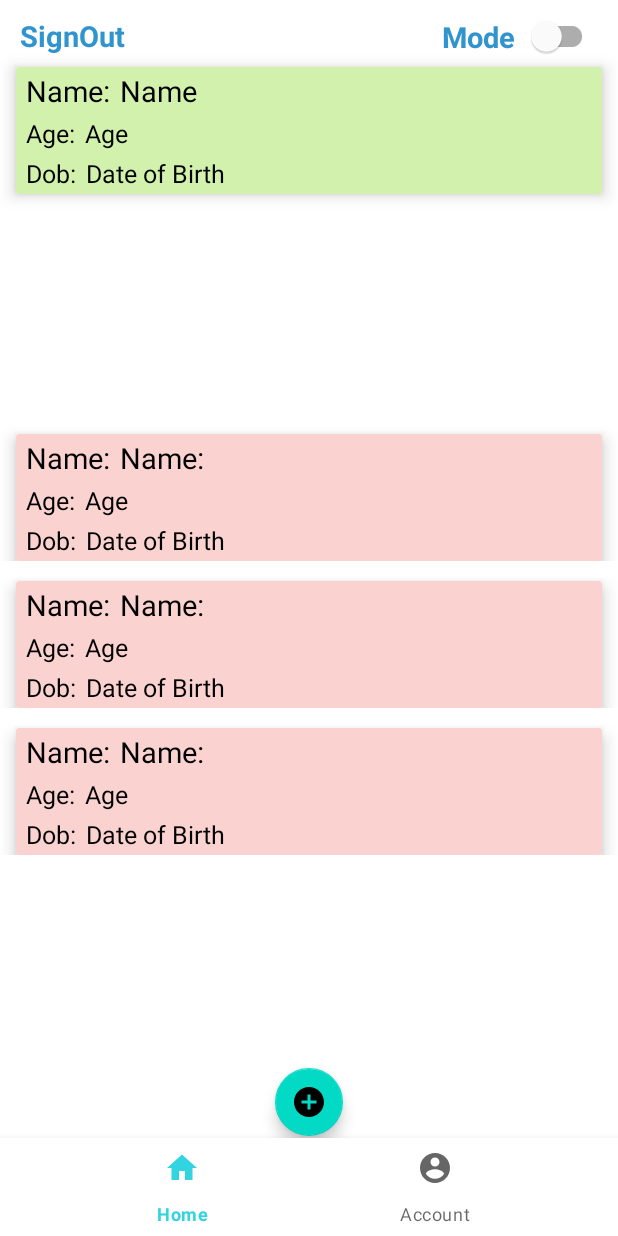
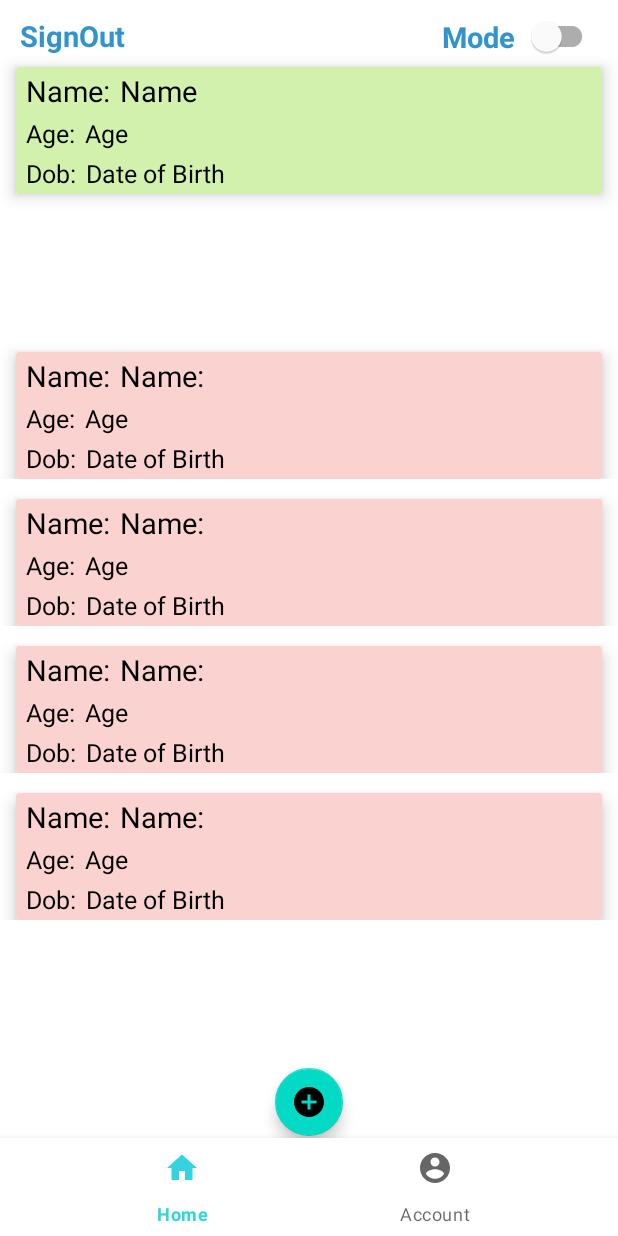
Before and after one commit to Pratik-Dhage/Task_App_In_Kotlin, an Android app: the layout activity_main.xml on its own in the app's theme, with its tools: preview values and no code run, on a phone screen of 412 x 824 dp. Run offline under Robolectric (Android 15) with nearby library versions, the phone set to English and light mode, and no system bars.

Commit message:
App working fine , minor changes done

```diff
--- a/app/src/main/res/layout/activity_main.xml
+++ b/app/src/main/res/layout/activity_main.xml
@@ -163,13 +163,14 @@
         <androidx.recyclerview.widget.RecyclerView
             android:id="@+id/rvMain"
             android:layout_width="match_parent"
-            android:layout_height="wrap_content"
+            android:layout_height="@dimen/_300sdp"
             android:layout_marginTop="@dimen/_15sdp"
+            android:layout_marginBottom="@dimen/_10sdp"
             app:layout_constraintBottom_toTopOf="@id/floatingButton"
             app:layout_constraintEnd_toEndOf="parent"
             app:layout_constraintStart_toStartOf="parent"
             app:layout_constraintTop_toBottomOf="@+id/userCardView"
-            tools:itemCount="3"
+            tools:itemCount="4"
             tools:listitem="@layout/lv_item_users" />
 
         <com.google.android.material.bottomnavigation.BottomNavigationView
```
Also changed, not shown: app/src/main/java/com/example/notes_app_in_kotlin/MainActivity.kt (+63 -4 lines).
